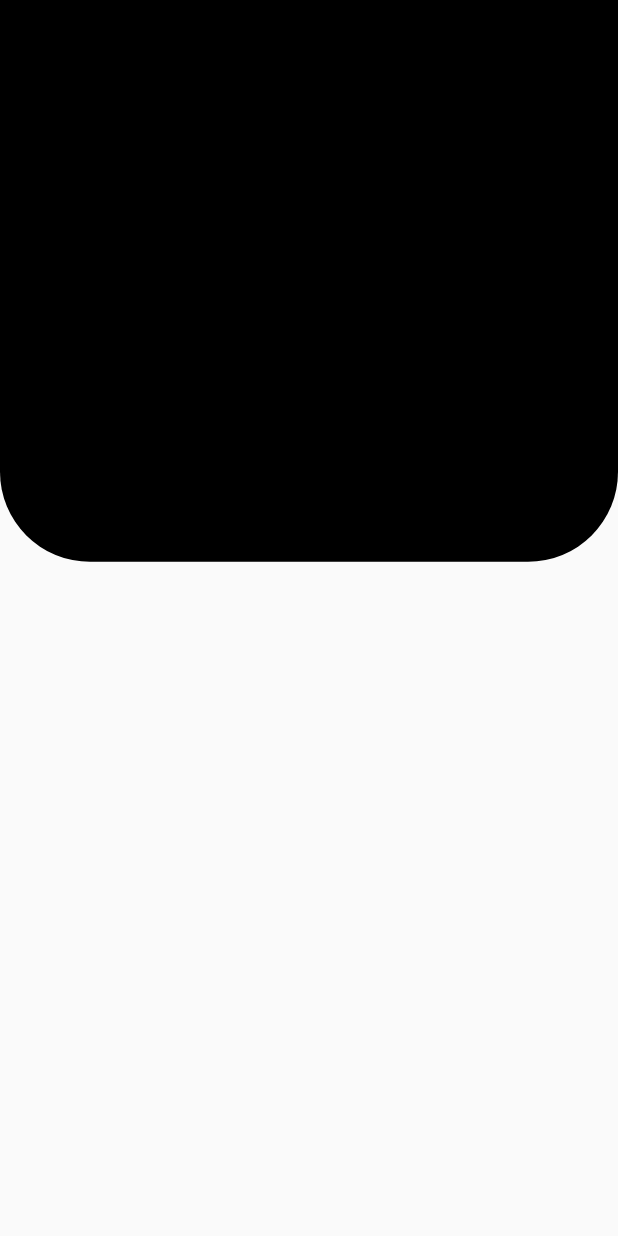
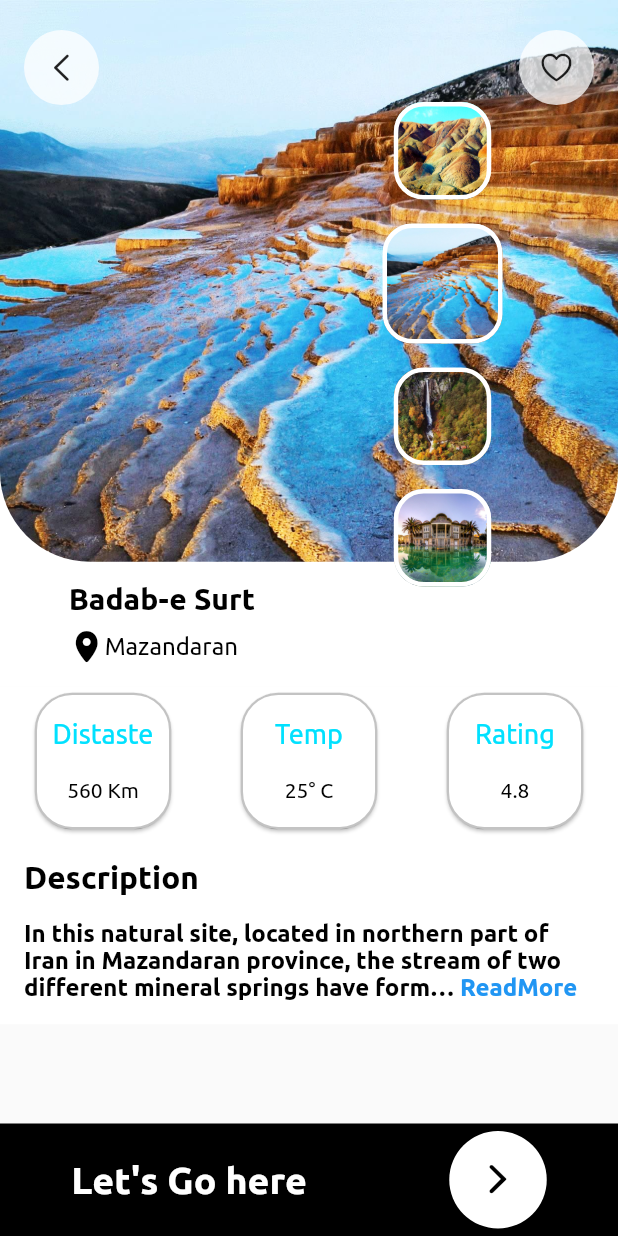
Before and after one commit to DonyaAsayesh/travel_app, a Flutter app: the screen it shows after launch, on a phone screen of 412 x 824 dp. Run offline on Flutter 3.47's test engine with Material 2 defaults, Android fonts, the phone set to English and light mode, and no system bars; drawn by our look-alikes of expandable_text.

Commit message:
complateTravelApp

```diff
--- a/lib/main.dart
+++ b/lib/main.dart
@@ -1,5 +1,7 @@
+import 'package:flutter/cupertino.dart';
 import 'package:flutter/material.dart';
 import 'package:travel_app/my_app.dart';
+
 
 void main() {
   runApp( MyApp());
--- /dev/null
+++ b/lib/main_page.dart
@@ -0,0 +1,337 @@
+import 'package:flutter/cupertino.dart';
+import 'package:flutter/material.dart';
+import 'package:travel_app/model/travel_model.dart';
+import 'package:expandable_text/expandable_text.dart';
+
+class MainPage extends StatefulWidget {
+  const MainPage({
+    Key? key,
+  }) : super(key: key);
+  @override
+  State<StatefulWidget> createState() => _MainPageState();
+}
+
+class _MainPageState extends State<MainPage> {
+  int _selectedIndex = 1;
+  double imageSize = 65;
+
+  @override
+  Widget build(BuildContext context) {
+    var size = MediaQuery.of(context).size;
+
+    return Scaffold(
+      body: SafeArea(
+        child: Column(
+          children: [
+            Container(
+              color: Colors.white,
+              width: double.infinity,
+              height: size.height / 1.8,
+              child: Stack(
+                children: [
+                  Container(
+                    width: double.infinity,
+                    height: size.height / 2.2,
+                    decoration: BoxDecoration(
+                      borderRadius: const BorderRadius.only(
+                        bottomLeft: Radius.circular(60),
+                        bottomRight: Radius.circular(60),
+                      ),
+                      image: DecorationImage(
+                        image: AssetImage(travelList[_selectedIndex].image),
+                        fit: BoxFit.cover,
+                      ),
+                    ),
+                  ),
+
+                  //head icons
+                  Positioned(
+                    right: 0,
+                    left: 0,
+                    top: 0,
+                    child: Padding(
+                      padding: const EdgeInsets.fromLTRB(16, 20, 16, 0),
+                      child: Row(
+                        mainAxisAlignment: MainAxisAlignment.spaceBetween,
+                        children: [
+                          Container(
+                            width: 50,
+                            height: 50,
+                            decoration: const BoxDecoration(
+                                shape: BoxShape.circle,
+                                color: Color.fromARGB(190, 255, 255, 255)),
+                            child: const Icon(CupertinoIcons.chevron_left),
+                          ),
+                          Container(
+                            width: 50,
+                            height: 50,
+                            decoration: const BoxDecoration(
+                                shape: BoxShape.circle,
+                                color: Color.fromARGB(190, 255, 255, 255)),
+                            child: const Icon(CupertinoIcons.heart),
+                          )
+                        ],
+                      ),
+                    ),
+                  ),
+                  //
+                  Positioned(
+                    left: 120,
+                    top: 60,
+                    child: Padding(
+                      padding: const EdgeInsets.fromLTRB(0, 0, 20, 0),
+                      child: SizedBox(
+                        width: 350,
+                        height: double.maxFinite,
+                        child: ListView.builder(
+                          itemCount: travelList.length,
+                          itemBuilder: (context, index) {
+                            return Column(
+                              children: [
+                                Padding(
+                                  padding: const EdgeInsets.all(8.0),
+                                  child: InkWell(
+                                    onTap: () {
+                                      setState(() {
+                                        _selectedIndex = index;
+                                      });
+                                    },
+                                    child: AnimatedContainer(
+                                      decoration: BoxDecoration(
+                                          border: Border.all(
+                                              color: Colors.white, width: 3),
+                                          borderRadius:
+                                              BorderRadius.circular(20),
+                                          image: DecorationImage(
+                                              image: AssetImage(
+                                                  travelList[index].image),
+                                              fit: BoxFit.cover)),
+                                      width: _selectedIndex == index
+                                          ? imageSize + 15
+                                          : imageSize,
+                                      height: _selectedIndex == index
+                                          ? imageSize + 15
+                                          : imageSize,
+                                      duration:
+                                          const Duration(milliseconds: 200),
+                                    ),
+                                  ),
+                                ),
+                              ],
+                            );
+                          },
+                        ),
+                      ),
+                    ),
+                  ),
+                  Positioned(
+                    bottom: 15,
+                    left: size.width / 9,
+                    child: Column(
+                      crossAxisAlignment: CrossAxisAlignment.start,
+                      children: [
+                        Text(
+                          travelList[_selectedIndex].name,
+                          style: TextStyle(
+                              color: Colors.black,
+                              fontFamily: 'Ubuntu',
+                              fontWeight: FontWeight.bold,
+                              fontSize: 20),
+                        ),
+                        SizedBox(
+                          height: 8,
+                        ),
+                        Row(
+                          children: [
+                            Icon(
+                              CupertinoIcons.placemark_fill,
+                              color: Colors.black,
+                            ),
+                            Text(
+                              travelList[_selectedIndex].location,
+                              style: TextStyle(
+                                  color: Colors.black,
+                                  fontFamily: 'Ubuntu',
+                                  fontSize: 16),
+                            ),
+                          ],
+                        ),
+                      ],
+                    ),
+                  ),
+                ],
+              ),
+            ),
+            Expanded(
+              child: SingleChildScrollView(
+                child: Container(
+                  child: Column(
+                    crossAxisAlignment: CrossAxisAlignment.start,
+                    children: [
+                      Row(
+                          mainAxisAlignment: MainAxisAlignment.spaceAround,
+                          children: [
+                            Card(
+                              shape: RoundedRectangleBorder(
+                                borderRadius: BorderRadius.circular(25),
+                                side: const BorderSide(
+                                    color: Color.fromARGB(60, 0, 0, 0),
+                                    width: 1.5),
+                              ),
+                              child: Padding(
+                                padding: const EdgeInsets.all(8.0),
+                                child: Container(
+                                  width: 75,
+                                  height: 75,
+                                  child: Column(
+                                    mainAxisAlignment:
+                                        MainAxisAlignment.spaceAround,
+                                    children: [
+                                      const Text(
+                                        "Distaste",
+                                        style: TextStyle(
+                                            color: Color.fromARGB(
+                                                255, 1, 225, 255),
+                                            fontFamily: 'Ubuntu',
+                                            fontSize: 18),
+                                      ),
+                                      Text(
+                                          travelList[_selectedIndex].distance +
+                                              " Km",
+                                          style: const TextStyle(
+                                              color: Colors.black,
+                                              fontFamily: 'Ubuntu',
+                                              fontSize: 14))
+                                    ],
+                                  ),
+                                ),
+                              ),
+                            ),
+                            Card(
+                              shape: RoundedRectangleBorder(
+                                borderRadius: BorderRadius.circular(25),
+                                side: const BorderSide(
+                                    color: Color.fromARGB(60, 0, 0, 0),
+                                    width: 1.5),
+                              ),
+                              child: Padding(
+                                padding: const EdgeInsets.all(8.0),
+                                child: Container(
+                                  width: 75,
+                                  height: 75,
+                                  child: Column(
+                                    mainAxisAlignment:
+                                        MainAxisAlignment.spaceAround,
+                                    children: [
+                                      const Text(
+                                        "Temp",
+                                        style: TextStyle(
+                                            color: Color.fromARGB(
+                                                255, 1, 225, 255),
+                                            fontFamily: 'Ubuntu',
+                                            fontSize: 18),
+                                      ),
+                                      Text(
+                                          travelList[_selectedIndex].temp +
+                                              "° C",
+                                          style: const TextStyle(
+                                              color: Colors.black,
+                                              fontFamily: 'Ubuntu',
+                                              fontSize: 14))
+                                    ],
+                                  ),
+                                ),
+                              ),
+                            ),
+                            Card(
+                              shape: RoundedRectangleBorder(
+                                borderRadius: BorderRadius.circular(25),
+                                side: const BorderSide(
+                                    color: Color.fromARGB(60, 0, 0, 0),
+                                    width: 1.5),
+                              ),
+                              child: Padding(
+                                padding: const EdgeInsets.all(8.0),
+                                child: Container(
+                                  width: 75,
+                                  height: 75,
+                                  child: Column(
+                                    mainAxisAlignment:
+                                        MainAxisAlignment.spaceAround,
+                                    children: [
+                                      const Text(
+                                        "Rating",
+                                        style: TextStyle(
+                                            color: Color.fromARGB(
+                                                255, 1, 225, 255),
+                                            fontFamily: 'Ubuntu',
+                                            fontSize: 18),
+                                      ),
+                                      Text(travelList[_selectedIndex].rating,
+                                          style: const TextStyle(
+                                              color: Colors.black,
+                                              fontFamily: 'Ubuntu',
+                                              fontSize: 14))
+                                    ],
+                                  ),
+                                ),
+                              ),
+                            )
+                          ]),
+                      Padding(
+                        padding: const EdgeInsets.fromLTRB(16, 16, 0, 16),
+                        child: Text("Description",
+                            style: TextStyle(
+                                color: Colors.black,
+                                fontWeight: FontWeight.bold,
+                                fontFamily: 'Ubuntu',
+                                fontSize: 21)),
+                      ),
+                      Padding(
+                        padding: const EdgeInsets.fromLTRB(16, 0, 16, 16),
+                        child: ExpandableText(
+                          travelList[_selectedIndex].description,
+                          style: TextStyle(
+                              fontFamily: 'Ubuntu',
+                              fontWeight: FontWeight.bold,
+                              fontSize: 16,
+                              color: Colors.black),
+                          expandText: "ReadMore",
+                          collapseText: "ReadLess",
+                          maxLines: 3,
+                        ),
+                      )
+                    ],
+                  ),
+                  color: Color.fromARGB(255, 255, 255, 255),
+                  width: double.infinity,
+                ),
+              ),
+            ),
+            Container(
+              child: Row(
+                mainAxisAlignment: MainAxisAlignment.spaceAround,
+                children: [
+                  Text("Let's Go here",style: TextStyle(color: Colors.white,fontFamily: 'Ubuntu',fontSize: 25,fontWeight: FontWeight.bold),),
+                  Container(
+                    width: 65,
+                    height: 65,
+                    decoration: BoxDecoration(color: Colors.white,borderRadius: BorderRadius.circular(50),),
+                    child: Icon(
+                      CupertinoIcons.chevron_forward,
+                      color: Colors.black,
+                      size: 30,
+                    ),
+                  )
+                ],
+              ),
+              color: Colors.black,
+              width: double.infinity,
+              height: 75,
+            ),
+          ],
+        ),
+      ),
+    );
+  }
+}
--- a/lib/model/travel_model.dart
+++ b/lib/model/travel_model.dart
@@ -1,11 +1,12 @@
-class TravelModel {
-  String? name;
-  String? location;
-  String? image;
-  String? distance;
-  String? temp;
-  String? rating;
-  String? description;
+class TravelModel  {
+  String name;
+  String location;
+  String image;
+  String distance;
+  String temp;
+  String rating;
+  String description;
+
   TravelModel({
     required this.name,
     required this.location,
@@ -15,6 +16,7 @@ class TravelModel {
     required this.rating,
     required this.description,
   });
+
 }
 
 List<TravelModel> travelList = [
--- a/lib/my_app.dart
+++ b/lib/my_app.dart
@@ -1,30 +1,16 @@
+
+import 'package:flutter/cupertino.dart';
 import 'package:flutter/material.dart';
+import 'package:travel_app/main_page.dart';
 
 class MyApp extends StatelessWidget {
-  int _selectedIndex = 1;
-  double imageSize = 65;
+  const MyApp({super.key});
 
   @override
   Widget build(BuildContext context) {
-    var size = MediaQuery.of(context).size;
-    return MaterialApp(
+    return const MaterialApp(
       debugShowCheckedModeBanner: false,
-      home: Scaffold(
-          body: Column(
-        children: [
-          Container(
-            width: double.infinity,
-            height: MediaQuery.of(context).size.height / 2.2,
-            decoration: BoxDecoration(
-              color: Colors.black,
-              borderRadius: BorderRadius.only(
-                bottomLeft: Radius.circular(60),
-                bottomRight: Radius.circular(60),
-              ),
-            ),
-          )
-        ],
-      )),
+      home: MainPage(),
     );
   }
 }
--- a/pubspec.yaml
+++ b/pubspec.yaml
@@ -35,6 +35,7 @@ dependencies:
   # The following adds the Cupertino Icons font to your application.
   # Use with the CupertinoIcons class for iOS style icons.
   cupertino_icons: ^1.0.2
+  expandable_text: ^2.3.0
 
 dev_dependencies:
   flutter_test:
```
Also changed, not shown: pubspec.lock.
